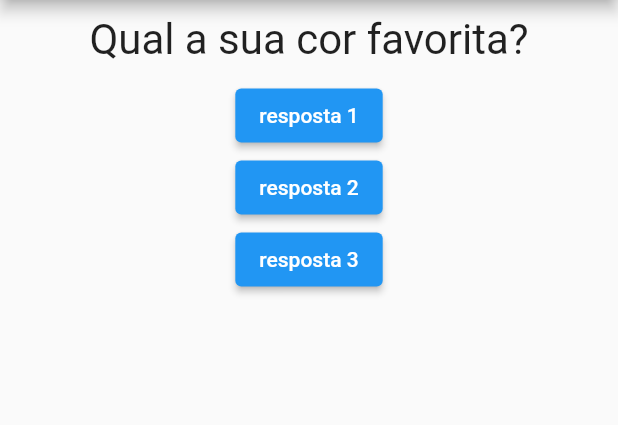
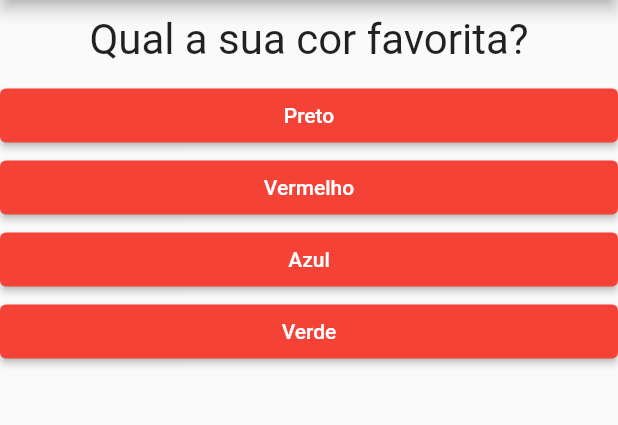
Before and after one commit to murillomtz/quiz-perguntas-flutter, a Flutter app: the screen it shows after launch, on a phone screen of 412 x 824 dp, the part 84-509 px from its top. Run offline on Flutter 3.47's test engine with Material 2 defaults, Android fonts, the phone set to English and light mode, and no system bars.

Commit message:
App pronto

```diff
--- a/lib/main.dart
+++ b/lib/main.dart
@@ -8,21 +8,57 @@ main() {
 }
 
 class _PerguntaAppState extends State<PerguntaApp> {
-  var perguntaSelecionada = 0;
+  var _perguntaSelecionada = 0;
+
+  final List<Map<String, Object>> _perguntas = [
+    {
+      'texto': 'Qual a sua cor favorita?',
+      'resposta': [
+        'Preto',
+        'Vermelho',
+        'Azul',
+        'Verde',
+      ],
+    },
+    {
+      'texto': 'Qual é seu animal favorito?',
+      'resposta': [
+        'Coelho',
+        'Cobra',
+        'Elefante',
+        'Leão',
+      ],
+    },
+    {
+      'texto': 'Qual é seu instrutor favorito?',
+      'resposta': [
+        'Murillo',
+        'Messias',
+        'Arthur',
+        'Alercio',
+      ],
+    },
+  ];
 
   void _responder() {
-    setState(() {
-      perguntaSelecionada++;
-    });
-    print('Perguta respondida');
+    if (temPerguntaSelecionada) {
+      setState(() {
+        _perguntaSelecionada++;
+      });
+    }
+
+    print(_perguntaSelecionada);
+  }
+
+  bool get temPerguntaSelecionada {
+    return _perguntaSelecionada < _perguntas.length;
   }
 
   @override
   Widget build(BuildContext context) {
-    final perguntas = [
-      'Qual a sua cor favorita?',
-      'Qual é seu animal favorito?',
-    ];
+    List<String> respostar = temPerguntaSelecionada
+        ? _perguntas[_perguntaSelecionada]['resposta']
+        : null;
 
     return MaterialApp(
       home: Scaffold(
@@ -30,14 +66,23 @@ class _PerguntaAppState extends State<PerguntaApp> {
           centerTitle: true,
           title: Text("Perguntas"),
         ),
-        body: Column(
-          children: [
-            Questao(perguntas[perguntaSelecionada]),
-            Resposta("resposta 1", _responder),
-            Resposta("resposta 2", _responder),
-            Resposta("resposta 3", _responder),
-          ],
-        ),
+        body: temPerguntaSelecionada
+            ? Column(
+                children: [
+                  Questao(_perguntas[_perguntaSelecionada]['texto']),
+                  //'...' ele pega os elementos da lsita resposta
+                  //e joga dentro da lista children.
+                  //'.map' faz uma transformação de uma
+                  // lista de para outra idependente do tipo
+                  ...respostar.map((t) => Resposta(t, _responder)).toList(),
+                ],
+              )
+            : Center(
+                child: Text(
+                  'Parabéns',
+                  style: TextStyle(fontSize: 29),
+                ),
+              ),
       ),
     );
   }
--- a/lib/resposta.dart
+++ b/lib/resposta.dart
@@ -1,16 +1,24 @@
 import 'package:flutter/material.dart';
 
 class Resposta extends StatelessWidget {
-  String resposta;
+  final String resposta;
 
-  Function fn;
+  final void Function() fn;
+
   Resposta(this.resposta, this.fn);
 
   @override
   Widget build(BuildContext context) {
-    return ElevatedButton(
-      child: Text("$resposta"),
-      onPressed: fn,
+    return Container(
+      width: double.infinity,
+      child: ElevatedButton(
+        style: ElevatedButton.styleFrom(
+          primary: Colors.red, // background
+          onPrimary: Colors.white, // foreground
+        ),
+        child: Text("$resposta"),
+        onPressed: fn,
+      ),
     );
   }
 }
```
